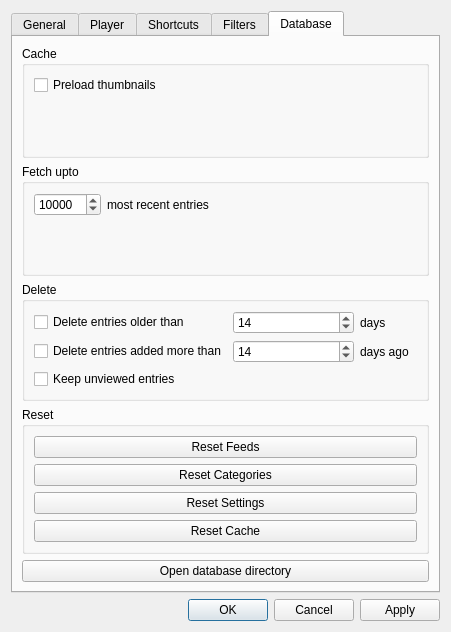
Old version of the form rss_tube/gui/designs/widget_settings.ui in the repository seird/rsstube.
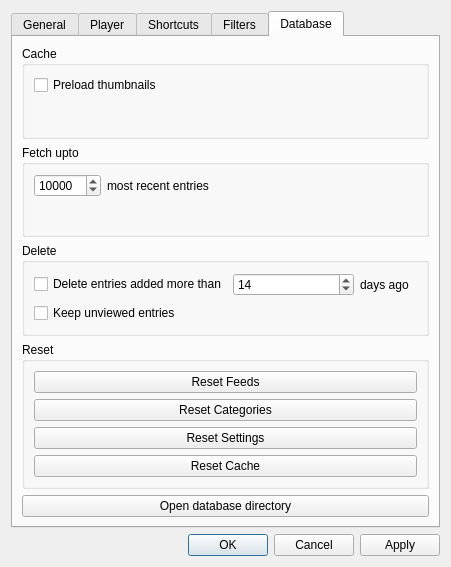
New version of the form. The open tabs and pages were chosen to show the change.

Commit message: delete 'older than' setting

```diff
--- a/rss_tube/gui/designs/widget_settings.ui
+++ b/rss_tube/gui/designs/widget_settings.ui
@@ -7,7 +7,7 @@
     <x>0</x>
     <y>0</y>
     <width>451</width>
-    <height>632</height>
+    <height>515</height>
    </rect>
   </property>
   <property name="windowTitle">
@@ -469,20 +469,20 @@
          </property>
          <layout class="QGridLayout" name="gridLayout_4">
           <item row="1" column="0">
+           <widget class="QCheckBox" name="cb_keep_unviewed">
+            <property name="text">
+             <string>Keep unviewed entries</string>
+            </property>
+           </widget>
+          </item>
+          <item row="0" column="0">
            <widget class="QCheckBox" name="cb_delete_added">
             <property name="text">
              <string>Delete entries added more than</string>
             </property>
            </widget>
           </item>
-          <item row="0" column="0">
-           <widget class="QCheckBox" name="cb_delete_older">
-            <property name="text">
-             <string>Delete entries older than</string>
-            </property>
-           </widget>
-          </item>
-          <item row="1" column="1" colspan="2">
+          <item row="0" column="1" colspan="2">
            <widget class="QSpinBox" name="spin_delete_added">
             <property name="sizePolicy">
              <sizepolicy hsizetype="MinimumExpanding" vsizetype="Fixed">
@@ -510,58 +510,13 @@
             </property>
            </widget>
           </item>
-          <item row="1" column="3">
+          <item row="0" column="3">
            <widget class="QLabel" name="label_5">
             <property name="text">
              <string>days ago</string>
             </property>
            </widget>
           </item>
-          <item row="0" column="3">
-           <widget class="QLabel" name="label_4">
-            <property name="text">
-             <string>days</string>
-            </property>
-           </widget>
-          </item>
-          <item row="0" column="1" colspan="2">
-           <widget class="QSpinBox" name="spin_delete_older">
-            <property name="sizePolicy">
-             <sizepolicy hsizetype="MinimumExpanding" vsizetype="Fixed">
-              <horstretch>0</horstretch>
-              <verstretch>0</verstretch>
-             </sizepolicy>
-            </property>
-            <property name="minimumSize">
-             <size>
-              <width>65</width>
-              <height>0</height>
-             </size>
-            </property>
-            <property name="maximumSize">
-             <size>
-              <width>16777215</width>
-              <height>16777215</height>
-             </size>
-            </property>
-            <property name="specialValueText">
-             <string/>
-            </property>
-            <property name="minimum">
-             <number>2</number>
-            </property>
-            <property name="value">
-             <number>14</number>
-            </property>
-           </widget>
-          </item>
-          <item row="2" column="0">
-           <widget class="QCheckBox" name="cb_keep_unviewed">
-            <property name="text">
-             <string>Keep unviewed entries</string>
-            </property>
-           </widget>
-          </item>
          </layout>
         </widget>
        </item>
```
Left out of the diff: 2 changed lines with no effect on the pictures. The commit also changes 4 other files.
